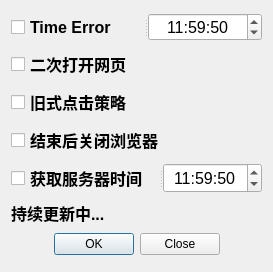
This is ui_source/bug_list.ui in gconstint/Badminton_Script as Qt 5 draws it before an edit. The edited form follows.
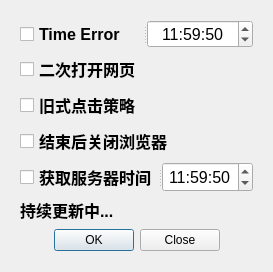
This is the edited form.

Patch:
```diff
--- a/ui_source/bug_list.ui
+++ b/ui_source/bug_list.ui
@@ -10,14 +10,49 @@
     <height>272</height>
    </rect>
   </property>
+  <property name="sizePolicy">
+   <sizepolicy hsizetype="Preferred" vsizetype="Preferred">
+    <horstretch>0</horstretch>
+    <verstretch>0</verstretch>
+   </sizepolicy>
+  </property>
   <property name="windowTitle">
    <string>Form</string>
   </property>
   <layout class="QGridLayout" name="gridLayout">
    <item row="0" column="0">
+    <widget class="QFrame" name="gridFrame">
+     <property name="sizePolicy">
+      <sizepolicy hsizetype="Preferred" vsizetype="Preferred">
+       <horstretch>0</horstretch>
+       <verstretch>0</verstretch>
+      </sizepolicy>
+     </property>
+     <layout class="QGridLayout" name="gridLayout_2">
+      <item row="1" column="0">
+       <widget class="QCheckBox" name="checkBox_2">
+        <property name="sizePolicy">
+         <sizepolicy hsizetype="Preferred" vsizetype="Preferred">
+          <horstretch>0</horstretch>
+          <verstretch>0</verstretch>
+         </sizepolicy>
+        </property>
+        <property name="font">
+         <font>
+          <family>Arial</family>
+          <pointsize>12</pointsize>
+          <bold>true</bold>
+         </font>
+        </property>
+        <property name="text">
+         <string>二次打开网页</string>
+        </property>
+       </widget>
+      </item>
+      <item row="0" column="0">
     <widget class="QSplitter" name="splitter">
      <property name="sizePolicy">
-      <sizepolicy hsizetype="Preferred" vsizetype="Fixed">
+         <sizepolicy hsizetype="Preferred" vsizetype="Preferred">
        <horstretch>0</horstretch>
        <verstretch>0</verstretch>
       </sizepolicy>
@@ -27,7 +62,7 @@
      </property>
      <widget class="QCheckBox" name="checkBox">
       <property name="sizePolicy">
-       <sizepolicy hsizetype="Fixed" vsizetype="Fixed">
+          <sizepolicy hsizetype="Preferred" vsizetype="Preferred">
         <horstretch>0</horstretch>
         <verstretch>0</verstretch>
        </sizepolicy>
@@ -36,7 +71,6 @@
        <font>
         <family>Arial</family>
         <pointsize>12</pointsize>
-        <weight>75</weight>
         <bold>true</bold>
        </font>
       </property>
@@ -46,7 +80,7 @@
      </widget>
      <widget class="QTimeEdit" name="timeEdit_3">
       <property name="sizePolicy">
-       <sizepolicy hsizetype="Preferred" vsizetype="Fixed">
+          <sizepolicy hsizetype="Preferred" vsizetype="Preferred">
         <horstretch>0</horstretch>
         <verstretch>0</verstretch>
        </sizepolicy>
@@ -95,10 +129,10 @@
      </widget>
     </widget>
    </item>
-   <item row="1" column="0">
-    <widget class="QCheckBox" name="checkBox_2">
+      <item row="5" column="0">
+       <widget class="QLabel" name="label">
      <property name="sizePolicy">
-      <sizepolicy hsizetype="Preferred" vsizetype="Fixed">
+         <sizepolicy hsizetype="Preferred" vsizetype="Preferred">
        <horstretch>0</horstretch>
        <verstretch>0</verstretch>
       </sizepolicy>
@@ -107,40 +141,18 @@
       <font>
        <family>Arial</family>
        <pointsize>12</pointsize>
-       <weight>75</weight>
        <bold>true</bold>
       </font>
      </property>
      <property name="text">
-      <string>二次打开网页</string>
-     </property>
-    </widget>
-   </item>
-   <item row="2" column="0">
-    <widget class="QCheckBox" name="checkBox_3">
-     <property name="sizePolicy">
-      <sizepolicy hsizetype="Preferred" vsizetype="Fixed">
-       <horstretch>0</horstretch>
-       <verstretch>0</verstretch>
-      </sizepolicy>
-     </property>
-     <property name="font">
-      <font>
-       <family>Arial</family>
-       <pointsize>12</pointsize>
-       <weight>75</weight>
-       <bold>true</bold>
-      </font>
-     </property>
-     <property name="text">
-      <string>旧式点击策略</string>
+         <string>持续更新中...</string>
      </property>
     </widget>
    </item>
    <item row="3" column="0">
     <widget class="QCheckBox" name="checkBox_4">
      <property name="sizePolicy">
-      <sizepolicy hsizetype="Preferred" vsizetype="Fixed">
+         <sizepolicy hsizetype="Preferred" vsizetype="Preferred">
        <horstretch>0</horstretch>
        <verstretch>0</verstretch>
       </sizepolicy>
@@ -149,7 +161,6 @@
       <font>
        <family>Arial</family>
        <pointsize>12</pointsize>
-       <weight>75</weight>
        <bold>true</bold>
       </font>
      </property>
@@ -161,7 +172,7 @@
    <item row="4" column="0">
     <widget class="QSplitter" name="splitter_2">
      <property name="sizePolicy">
-      <sizepolicy hsizetype="Preferred" vsizetype="Fixed">
+         <sizepolicy hsizetype="Preferred" vsizetype="Preferred">
        <horstretch>0</horstretch>
        <verstretch>0</verstretch>
       </sizepolicy>
@@ -171,7 +182,7 @@
      </property>
      <widget class="QCheckBox" name="checkBox_5">
       <property name="sizePolicy">
-       <sizepolicy hsizetype="Fixed" vsizetype="Minimum">
+          <sizepolicy hsizetype="Preferred" vsizetype="Preferred">
         <horstretch>0</horstretch>
         <verstretch>0</verstretch>
        </sizepolicy>
@@ -180,7 +191,6 @@
        <font>
         <family>Arial</family>
         <pointsize>12</pointsize>
-        <weight>75</weight>
         <bold>true</bold>
        </font>
       </property>
@@ -190,7 +200,7 @@
      </widget>
      <widget class="QTimeEdit" name="timeEdit_4">
       <property name="sizePolicy">
-       <sizepolicy hsizetype="Preferred" vsizetype="Fixed">
+          <sizepolicy hsizetype="Preferred" vsizetype="Preferred">
         <horstretch>0</horstretch>
         <verstretch>0</verstretch>
        </sizepolicy>
@@ -239,10 +249,10 @@
      </widget>
     </widget>
    </item>
-   <item row="5" column="0">
-    <widget class="QLabel" name="label">
+      <item row="2" column="0">
+       <widget class="QCheckBox" name="checkBox_3">
      <property name="sizePolicy">
-      <sizepolicy hsizetype="Preferred" vsizetype="Fixed">
+         <sizepolicy hsizetype="Preferred" vsizetype="Preferred">
        <horstretch>0</horstretch>
        <verstretch>0</verstretch>
       </sizepolicy>
@@ -251,19 +261,18 @@
       <font>
        <family>Arial</family>
        <pointsize>12</pointsize>
-       <weight>75</weight>
        <bold>true</bold>
       </font>
      </property>
      <property name="text">
-      <string>持续更新中...</string>
+         <string>旧式点击策略</string>
      </property>
     </widget>
    </item>
    <item row="6" column="0">
     <widget class="QDialogButtonBox" name="dialogButtonBox">
      <property name="sizePolicy">
-      <sizepolicy hsizetype="Preferred" vsizetype="Fixed">
+         <sizepolicy hsizetype="Preferred" vsizetype="Preferred">
        <horstretch>0</horstretch>
        <verstretch>0</verstretch>
       </sizepolicy>
@@ -291,6 +300,9 @@
      <property name="centerButtons">
       <bool>true</bool>
      </property>
+       </widget>
+      </item>
+     </layout>
     </widget>
    </item>
   </layout>
```
Left out of the diff: 16 changed lines with no effect on the pictures. Lines whose indentation alone changed are shown as unchanged.
